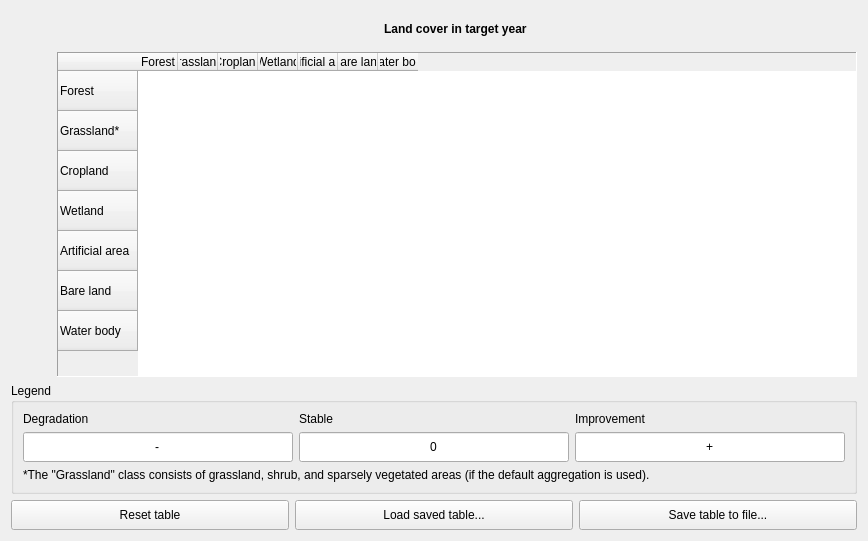
The window that LDMP/gui/WidgetLCDefineDegradation.ui (ConservationInternational/trends.earth) describes before a commit, drawn with Qt 5.
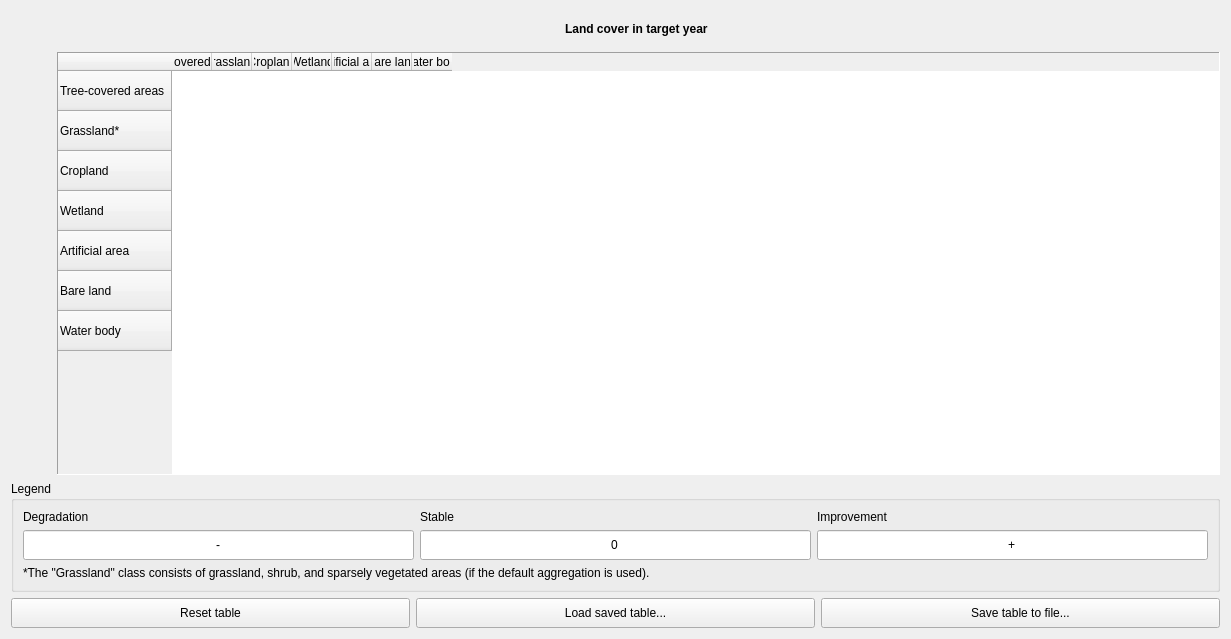
The same window after the commit.

Diff of the .ui file:
```diff
--- a/LDMP/gui/WidgetLCDefineDegradation.ui
+++ b/LDMP/gui/WidgetLCDefineDegradation.ui
@@ -6,8 +6,8 @@
    <rect>
     <x>0</x>
     <y>0</y>
-    <width>866</width>
-    <height>531</height>
+    <width>1231</width>
+    <height>639</height>
    </rect>
   </property>
   <property name="windowTitle">
@@ -111,7 +111,7 @@
        </attribute>
        <row>
         <property name="text">
-         <string>Forest</string>
+         <string>Tree-covered areas</string>
         </property>
        </row>
        <row>
@@ -146,7 +146,7 @@
        </row>
        <column>
         <property name="text">
-         <string>Forest</string>
+         <string>Tree-covered areas</string>
         </property>
        </column>
        <column>
```
